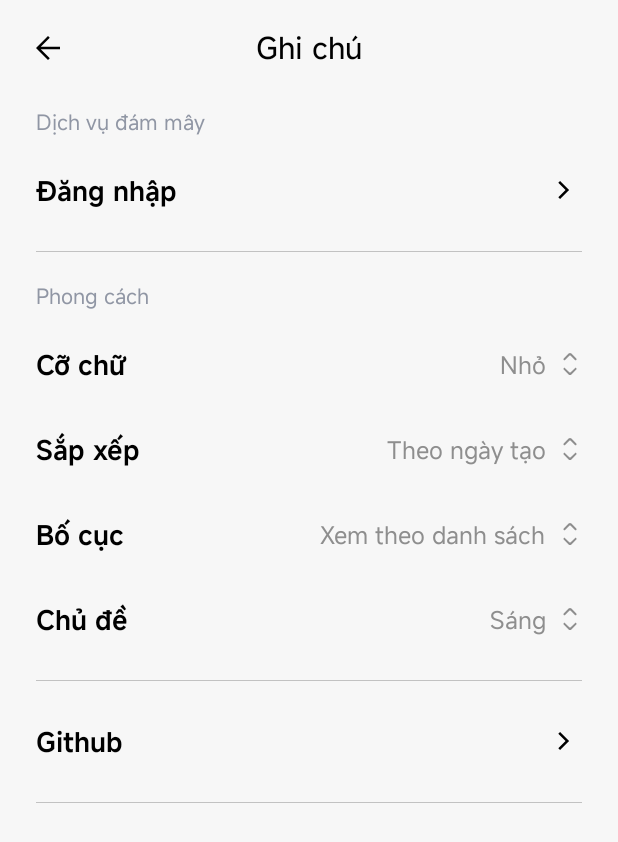
After one commit to ductung3008/note-taking-mobile-app, an Android app: the Setting screen opened directly, with no data from a screen before it, on a phone screen of 412 x 824 dp. The commit adds this screen. Shown: the top 842 px of the screen. Run offline under Robolectric (Android 15) with nearby library versions, the phone set to English and light mode, and no system bars.

Commit message:
feat: add setting layout

```diff
--- a/app/src/main/AndroidManifest.xml
+++ b/app/src/main/AndroidManifest.xml
@@ -14,10 +14,14 @@
             android:theme="@style/Theme.NoteTakingApp"
             tools:targetApi="31">
         <activity
+                android:name=".ui.setting.Setting"
+                android:exported="false" />
+        <activity
                 android:name=".ui.home.HomeActivity"
                 android:exported="true">
             <intent-filter>
                 <action android:name="android.intent.action.MAIN" />
+
                 <category android:name="android.intent.category.LAUNCHER" />
             </intent-filter>
         </activity>
--- a/app/src/main/java/com/haui/notetakingapp/repository/NoteRepository.java
+++ b/app/src/main/java/com/haui/notetakingapp/repository/NoteRepository.java
@@ -40,7 +40,7 @@ public class NoteRepository {
         executorService.execute(() -> {
             FileManager.deleteFiles(note.getImagePaths());
             FileManager.deleteFiles(note.getAudioPaths());
-            FileManager.deleteFiles(note.getDrawPaths());
+            FileManager.deleteFiles(note.getDrawingPaths());
 
             noteDao.deleteNote(note);
         });
--- a/app/src/main/java/com/haui/notetakingapp/ui/home/NoteAdapter.java
+++ b/app/src/main/java/com/haui/notetakingapp/ui/home/NoteAdapter.java
@@ -73,7 +73,7 @@ public class NoteAdapter extends RecyclerView.Adapter<NoteAdapter.NoteViewHolder
             holder.ivAudioIndicator.setVisibility(View.GONE);
         }
 
-        if (note.getDrawPaths() != null && !note.getDrawPaths().isEmpty()) {
+        if (note.getDrawingPaths() != null && !note.getDrawingPaths().isEmpty()) {
             holder.ivDrawingIndicator.setVisibility(View.VISIBLE);
         } else {
             holder.ivDrawingIndicator.setVisibility(View.GONE);
--- /dev/null
+++ b/app/src/main/java/com/haui/notetakingapp/ui/setting/Setting.java
@@ -0,0 +1,155 @@
+package com.haui.notetakingapp.ui.setting;
+
+import android.content.Intent;
+import android.net.Uri;
+import android.os.Bundle;
+import android.view.LayoutInflater;
+import android.view.View;
+import android.view.WindowManager;
+import android.widget.ImageButton;
+import android.widget.ImageView;
+import android.widget.LinearLayout;
+import android.widget.PopupWindow;
+import android.widget.TextView;
+
+import androidx.activity.EdgeToEdge;
+import androidx.appcompat.app.AppCompatActivity;
+import androidx.core.graphics.Insets;
+import androidx.core.view.ViewCompat;
+import androidx.core.view.WindowInsetsCompat;
+
+import com.haui.notetakingapp.R;
+
+import java.util.List;
+
+public class Setting extends AppCompatActivity {
+    private ImageButton btnBack;
+    private LinearLayout textSizeRow, sortByRow, layoutRow, themeRow, githubRow;
+    private TextView textSelectedTextSize, textSelectedSortBy, textSelectedLayout, textSelectedTheme;
+
+    private PopupWindow popupWindow;
+
+    @Override
+    protected void onCreate(Bundle savedInstanceState) {
+        super.onCreate(savedInstanceState);
+        EdgeToEdge.enable(this);
+        setContentView(R.layout.activity_setting);
+        ViewCompat.setOnApplyWindowInsetsListener(findViewById(R.id.main), (v, insets) -> {
+            Insets systemBars = insets.getInsets(WindowInsetsCompat.Type.systemBars());
+            v.setPadding(systemBars.left, systemBars.top, systemBars.right, systemBars.bottom);
+            return insets;
+        });
+
+        bindView();
+        setupDropdown();
+
+        btnBack.setOnClickListener(new View.OnClickListener() {
+            @Override
+            public void onClick(View v) {
+                finish();
+            }
+        });
+
+        githubRow.setOnClickListener(new View.OnClickListener() {
+            @Override
+            public void onClick(View v) {
+                String url = "https://github.com/ductung3008/note-taking-mobile-app";
+                Intent intent = new Intent(Intent.ACTION_VIEW, Uri.parse(url));
+                startActivity(intent);
+            }
+        });
+    }
+
+    private void bindView() {
+        btnBack = findViewById(R.id.btn_back);
+
+        textSizeRow = findViewById(R.id.setting_row_text_size);
+        sortByRow = findViewById(R.id.setting_row_sort_by);
+        layoutRow = findViewById(R.id.setting_row_layout);
+        themeRow = findViewById(R.id.setting_row_theme);
+        githubRow = findViewById(R.id.row_github);
+
+        textSelectedTextSize = findViewById(R.id.text_selected_text_size);
+        textSelectedSortBy = findViewById(R.id.text_selected_sort_by);
+        textSelectedLayout = findViewById(R.id.text_selected_layout);
+        textSelectedTheme = findViewById(R.id.text_selected_theme);
+    }
+
+    private void setupDropdown() {
+        textSizeRow.setOnClickListener(new View.OnClickListener() {
+            @Override
+            public void onClick(View v) {
+                List<String> textSizeOptions = List.of(getResources().getStringArray(R.array.text_size_options));
+                showDropdown(v, textSizeOptions, textSizeOptions.indexOf(textSelectedTextSize.getText().toString()), textSelectedTextSize);
+            }
+        });
+
+        sortByRow.setOnClickListener(new View.OnClickListener() {
+            @Override
+            public void onClick(View v) {
+                List<String> sortByOptions = List.of(getResources().getStringArray(R.array.sort_by_options));
+                showDropdown(v, sortByOptions, sortByOptions.indexOf(textSelectedSortBy.getText().toString()), textSelectedSortBy);
+            }
+        });
+
+        layoutRow.setOnClickListener(new View.OnClickListener() {
+            @Override
+            public void onClick(View v) {
+                List<String> layoutOptions = List.of(getResources().getStringArray(R.array.layout_options));
+                showDropdown(v, layoutOptions, layoutOptions.indexOf(textSelectedLayout.getText().toString()), textSelectedLayout);
+            }
+        });
+
+        themeRow.setOnClickListener(new View.OnClickListener() {
+            @Override
+            public void onClick(View v) {
+                List<String> themeOptions = List.of(getResources().getStringArray(R.array.theme_options));
+                showDropdown(v, themeOptions, themeOptions.indexOf(textSelectedTheme.getText().toString()), textSelectedTheme);
+            }
+        });
+    }
+
+    private void showDropdown(View anchor, List<String> options, int selectedIndex, TextView targetTextView) {
+        LayoutInflater inflater = LayoutInflater.from(this);
+        LinearLayout dropdownLayout = new LinearLayout(this);
+        dropdownLayout.setOrientation(LinearLayout.VERTICAL);
+        dropdownLayout.setBackgroundResource(R.drawable.bg_dropdown);
+        dropdownLayout.setClipToOutline(true);
+        dropdownLayout.setPadding(0, 0, 0, 0);
+
+        for (int i = 0; i < options.size(); i++) {
+            View item = inflater.inflate(R.layout.item_drop_down, dropdownLayout, false);
+            TextView textOption = item.findViewById(R.id.text_option);
+            ImageView iconCheck = item.findViewById(R.id.icon_check);
+
+            textOption.setText(options.get(i));
+
+            if (i == selectedIndex) {
+                item.setSelected(true);
+                iconCheck.setVisibility(View.VISIBLE);
+                item.setBackgroundColor(getResources().getColor(R.color.setting_drop_down_item_selected_bg));
+                textOption.setTextColor(getResources().getColor(R.color.setting_drop_down_item_selected_text));
+            } else {
+                item.setSelected(false);
+                iconCheck.setVisibility(View.GONE);
+            }
+
+            int finalSelectedIndex = i;
+            item.setOnClickListener(new View.OnClickListener() {
+                @Override
+                public void onClick(View v) {
+                    targetTextView.setText(options.get(finalSelectedIndex));
+                    popupWindow.dismiss();
+                }
+            });
+
+            dropdownLayout.addView(item);
+        }
+
+        int popupWidth = anchor.getWidth() / 2 + 100;
+        int xOffset = anchor.getWidth() - popupWidth - 100;
+        popupWindow = new PopupWindow(dropdownLayout, popupWidth, WindowManager.LayoutParams.WRAP_CONTENT, true);
+        popupWindow.setElevation(10);
+        popupWindow.showAsDropDown(anchor, xOffset, -20);
+    }
+}
--- /dev/null
+++ b/app/src/main/res/drawable/bg_dropdown.xml
@@ -0,0 +1,5 @@
+<shape xmlns:android="http://schemas.android.com/apk/res/android"
+        android:shape="rectangle">
+    <solid android:color="@android:color/white"/>
+    <corners android:radius="12dp"/>
+</shape>
--- /dev/null
+++ b/app/src/main/res/drawable/ic_arrow_back.xml
@@ -0,0 +1,9 @@
+<vector xmlns:android="http://schemas.android.com/apk/res/android"
+    android:width="24dp"
+    android:height="24dp"
+    android:viewportWidth="960"
+    android:viewportHeight="960">
+  <path
+      android:pathData="m287,513.33 l240,240L480,800 160,480l320,-320 47,46.67 -240,240h513v66.66L287,513.33Z"
+      android:fillColor="#000000"/>
+</vector>
--- /dev/null
+++ b/app/src/main/res/drawable/ic_arrow_down_up.xml
@@ -0,0 +1,15 @@
+<vector xmlns:android="http://schemas.android.com/apk/res/android"
+        android:height="16dp"
+        android:viewportHeight="24"
+        android:viewportWidth="24"
+        android:width="16dp">
+
+    <path
+            android:fillColor="#0F0F0F"
+            android:pathData="M5.707,16.136C5.317,16.526 5.317,17.16 5.707,17.55L10.599,22.438C11.38,23.218 12.646,23.218 13.427,22.437L18.317,17.546C18.708,17.156 18.708,16.523 18.317,16.132C17.927,15.742 17.294,15.742 16.903,16.132L12.718,20.318C12.327,20.708 11.694,20.708 11.303,20.318L7.121,16.136C6.731,15.745 6.098,15.745 5.707,16.136Z" />
+
+    <path
+            android:fillColor="#0F0F0F"
+            android:pathData="M18.317,7.887C18.708,7.496 18.708,6.863 18.317,6.473L13.425,1.585C12.644,0.805 11.378,0.805 10.597,1.586L5.707,6.476C5.317,6.867 5.317,7.5 5.707,7.89C6.098,8.281 6.731,8.281 7.121,7.89L11.307,3.705C11.698,3.314 12.331,3.314 12.721,3.705L16.903,7.887C17.294,8.277 17.927,8.277 18.317,7.887Z" />
+
+</vector>
--- /dev/null
+++ b/app/src/main/res/drawable/ic_check.xml
@@ -0,0 +1,5 @@
+<vector xmlns:android="http://schemas.android.com/apk/res/android" android:height="24dp" android:viewportHeight="960" android:viewportWidth="960" android:width="24dp">
+
+    <path android:fillColor="#000000" android:pathData="M379.33,716 L154,490.67 201.67,443l177.66,177.67 378.34,-378.34L805.33,290l-426,426Z"/>
+
+</vector>
--- /dev/null
+++ b/app/src/main/res/drawable/ic_chevron_right.xml
@@ -0,0 +1,9 @@
+<vector xmlns:android="http://schemas.android.com/apk/res/android"
+    android:width="24dp"
+    android:height="24dp"
+    android:viewportWidth="960"
+    android:viewportHeight="960">
+  <path
+      android:pathData="M521.33,479.33 L328,286l47.33,-47.33L616,479.33 375.33,720 328,672.67l193.33,-193.34Z"
+      android:fillColor="#000000"/>
+</vector>
--- a/app/src/main/res/layout/activity_home.xml
+++ b/app/src/main/res/layout/activity_home.xml
@@ -26,6 +26,7 @@
                 android:textFontWeight="500" />
 
         <ImageButton
+                android:id="@+id/btn_setting"
                 android:layout_width="40dp"
                 android:layout_height="40dp"
                 android:background="?attr/selectableItemBackgroundBorderless"
--- /dev/null
+++ b/app/src/main/res/layout/activity_setting.xml
@@ -0,0 +1,142 @@
+<?xml version="1.0" encoding="utf-8"?>
+<LinearLayout xmlns:android="http://schemas.android.com/apk/res/android"
+        xmlns:tools="http://schemas.android.com/tools"
+        xmlns:app="http://schemas.android.com/apk/res-auto"
+        android:id="@+id/main"
+        android:layout_width="match_parent"
+        android:layout_height="match_parent"
+        tools:context=".ui.setting.Setting"
+        android:orientation="vertical"
+        android:background="@color/app_background">
+
+    <FrameLayout
+            android:layout_width="match_parent"
+            android:layout_height="wrap_content"
+            android:padding="12dp">
+
+        <TextView
+                android:layout_width="wrap_content"
+                android:layout_height="wrap_content"
+                android:layout_gravity="center"
+                android:text="@string/tv_home_header"
+                android:textColor="@color/primary_text"
+                android:textSize="20sp"
+                android:textFontWeight="500" />
+
+        <ImageButton
+                android:id="@+id/btn_back"
+                android:padding="8dp"
+                android:layout_width="wrap_content"
+                android:layout_height="wrap_content"
+                android:background="?attr/selectableItemBackgroundBorderless"
+                android:src="@drawable/ic_arrow_back"
+                android:contentDescription="@string/btn_back_desc"
+                android:layout_gravity="start|center_vertical" />
+    </FrameLayout>
+
+    <ScrollView
+            android:layout_width="match_parent"
+            android:layout_height="0dp"
+            android:layout_weight="1">
+
+        <LinearLayout
+                android:layout_width="match_parent"
+                android:layout_height="wrap_content"
+                android:orientation="vertical">
+
+            <TextView
+                    style="@style/SettingCategoryTitle"
+                    android:text="@string/tv_setting_cloud" />
+
+            <LinearLayout style="@style/SettingRow">
+
+                <TextView
+                        style="@style/SettingItem"
+                        android:layout_width="match_parent"
+                        android:layout_height="wrap_content"
+                        android:text="@string/tv_setting_login"
+                        app:drawableEndCompat="@drawable/ic_chevron_right" />
+            </LinearLayout>
+
+            <View style="@style/DividerStyle" />
+
+            <TextView
+                    style="@style/SettingCategoryTitle"
+                    android:text="@string/tv_setting_style" />
+
+            <LinearLayout
+                    style="@style/SettingRow"
+                    android:id="@+id/setting_row_text_size">
+
+                <TextView
+                        style="@style/SettingItem"
+                        android:text="@string/tv_setting_text_size" />
+
+                <TextView
+                        style="@style/SettingSelectedOption"
+                        android:id="@+id/text_selected_text_size"
+                        android:text="Nhỏ" />
+
+            </LinearLayout>
+
+            <LinearLayout
+                    style="@style/SettingRow"
+                    android:id="@+id/setting_row_sort_by">
+
+                <TextView
+                        style="@style/SettingItem"
+                        android:text="@string/tv_setting_sort" />
+
+                <TextView
+                        style="@style/SettingSelectedOption"
+                        android:id="@+id/text_selected_sort_by"
+                        android:text="Theo ngày tạo" />
+            </LinearLayout>
+
+            <LinearLayout
+                    style="@style/SettingRow"
+                    android:id="@+id/setting_row_layout">
+
+                <TextView
+                        style="@style/SettingItem"
+                        android:text="@string/tv_setting_layout" />
+
+                <TextView
+                        style="@style/SettingSelectedOption"
+                        android:id="@+id/text_selected_layout"
+                        android:text="Xem theo danh sách" />
+            </LinearLayout>
+
+            <LinearLayout
+                    style="@style/SettingRow"
+                    android:id="@+id/setting_row_theme">
+
+                <TextView
+                        style="@style/SettingItem"
+                        android:text="@string/tv_setting_theme" />
+
+                <TextView
+                        style="@style/SettingSelectedOption"
+                        android:id="@+id/text_selected_theme"
+                        android:text="Sáng" />
+            </LinearLayout>
+
+            <View style="@style/DividerStyle" />
+
+            <LinearLayout
+                    style="@style/SettingRow"
+                    android:id="@+id/row_github">
+
+                <TextView
+                        style="@style/SettingItem"
+                        android:layout_width="match_parent"
+                        android:layout_height="wrap_content"
+                        android:text="@string/tv_setting_github"
+                        app:drawableEndCompat="@drawable/ic_chevron_right" />
+            </LinearLayout>
+
+            <View style="@style/DividerStyle" />
+
+        </LinearLayout>
+    </ScrollView>
+</LinearLayout>
--- /dev/null
+++ b/app/src/main/res/values/arrays.xml
@@ -0,0 +1,20 @@
+<?xml version="1.0" encoding="utf-8"?>
+<resources>
+    <string-array name="text_size_options">
+        <item>Nhỏ</item>
+        <item>Vừa</item>
+        <item>Lớn</item>
+    </string-array>
+    <string-array name="sort_by_options">
+        <item>Theo ngày tạo</item>
+        <item>Theo ngày chỉnh sửa</item>
+    </string-array>
+    <string-array name="layout_options">
+        <item>Xem theo danh sách</item>
+        <item>Xem theo ô lưới</item>
+    </string-array>
+    <string-array name="theme_options">
+        <item>Sáng</item>
+        <item>Tối</item>
+    </string-array>
+</resources>
--- a/app/src/main/res/values/colors.xml
+++ b/app/src/main/res/values/colors.xml
@@ -7,4 +7,7 @@
     <color name="fab_add_note">#FFB11E</color>
     <color name="primary_text">#000000</color>
     <color name="secondary_text">#8E8E8E</color>
+    <color name="setting_row_hover">#ECEBEC</color>
+    <color name="setting_drop_down_item_selected_bg">#EBF1FF</color>
+    <color name="setting_drop_down_item_selected_text">#3681FF</color>
 </resources>
--- a/app/src/main/res/values/strings.xml
+++ b/app/src/main/res/values/strings.xml
@@ -4,4 +4,13 @@
     <string name="tv_home_header">Ghi chú</string>
     <string name="edt_search_hint">Tìm kiếm ghi chú</string>
     <string name="fab_add_note_desc">Thêm ghi chú</string>
+    <string name="btn_back_desc">Quay lại</string>
+    <string name="tv_setting_cloud">Dịch vụ đám mây</string>
+    <string name="tv_setting_login">Đăng nhập</string>
+    <string name="tv_setting_style">Phong cách</string>
+    <string name="tv_setting_text_size">Cỡ chữ</string>
+    <string name="tv_setting_sort">Sắp xếp</string>
+    <string name="tv_setting_layout">Bố cục</string>
+    <string name="tv_setting_theme">Chủ đề</string>
+    <string name="tv_setting_github">Github</string>
 </resources>
--- /dev/null
+++ b/app/src/main/res/values/styles.xml
@@ -0,0 +1,56 @@
+<?xml version="1.0" encoding="utf-8"?>
+<resources xmlns:tools="http://schemas.android.com/tools">
+
+    <style name="SettingCategoryTitle">
+        <item name="android:layout_width">wrap_content</item>
+        <item name="android:layout_height">wrap_content</item>
+        <item name="android:layout_marginStart">24dp</item>
+        <item name="android:layout_marginBottom">8dp</item>
+        <item name="android:textColor">#9096A4</item>
+        <item name="android:textSize">14sp</item>
+        <item name="android:layout_marginTop">8dp</item>
+    </style>
+
+    <style name="SettingRow">
+        <item name="android:layout_width">match_parent</item>
+        <item name="android:layout_height">wrap_content</item>
+        <item name="android:foreground">?android:attr/selectableItemBackground</item>
+        <item name="android:paddingHorizontal" tools:ignore="NewApi">24dp</item>
+        <item name="android:paddingVertical" tools:ignore="NewApi">16dp</item>
+        <item name="android:clickable">true</item>
+        <item name="android:focusable">true</item>
+        <item name="android:clipToOutline" tools:ignore="NewApi">true</item>
+    </style>
+
+    <style name="SettingItem">
+        <item name="android:layout_width">0dp</item>
+        <item name="android:layout_height">wrap_content</item>
+        <item name="android:layout_weight">1</item>
+        <item name="android:textColor">@color/primary_text</item>
+        <item name="android:textSize">18sp</item>
+        <item name="android:textFontWeight" tools:ignore="NewApi">600</item>
+        <item name="android:gravity">center_vertical</item>
+    </style>
+
+    <style name="SettingSelectedOption">
+        <item name="android:layout_width">wrap_content</item>
+        <item name="android:layout_height">wrap_content</item>
+        <item name="android:layout_gravity">center_vertical</item>
+        <item name="android:textSize">16sp</item>
+        <item name="android:textColor">@color/secondary_text</item>
+        <item name="drawableEndCompat">@drawable/ic_arrow_down_up</item>
+        <item name="drawableTint">@color/secondary_text</item>
+        <item name="android:drawablePadding">8dp</item>
+
+    </style>
+
+    <style name="DividerStyle">
+        <item name="android:layout_width">match_parent</item>
+        <item name="android:layout_height">0.5dp</item>
+        <item name="android:layout_marginHorizontal" tools:ignore="NewApi">24dp</item>
+        <item name="android:layout_marginVertical" tools:ignore="NewApi">12dp</item>
+        <item name="android:background">@color/secondary_text</item>
+        <item name="android:alpha">0.5</item>
+    </style>
+
+</resources>
```
Also changed, not shown: app/src/main/java/com/haui/notetakingapp/data/local/entity/Note.java (+7 -7 lines), app/src/main/java/com/haui/notetakingapp/ui/home/HomeActivity.java (+17 -3 lines), app/src/main/res/layout/item_drop_down.xml (added, +24 -0 lines).
